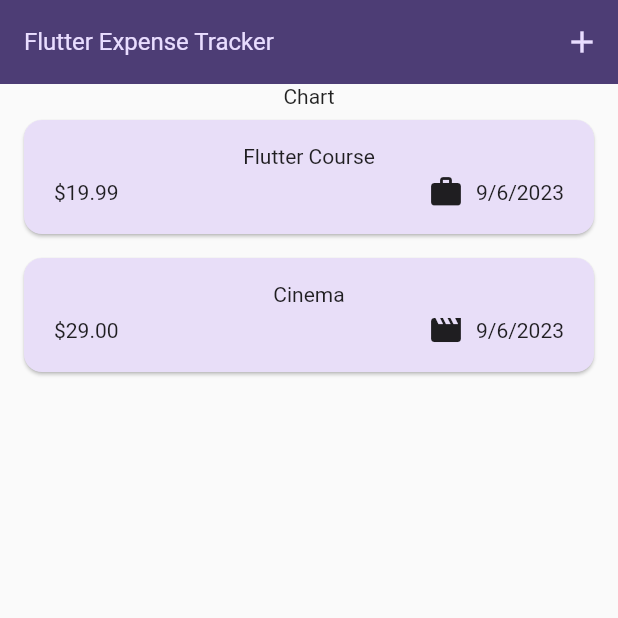
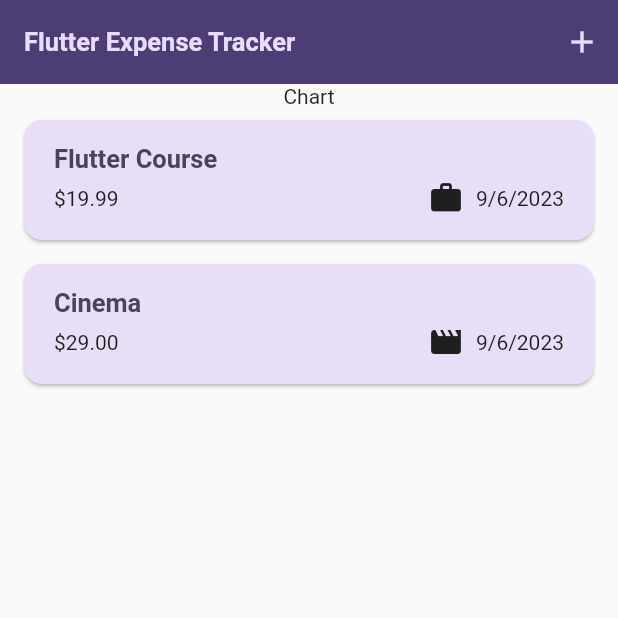
Before and after one commit to manuelarmasme/expense_tracker, a Flutter app: the screen it shows after launch, on a phone screen of 412 x 824 dp, the top half of it. Run offline on Flutter 3.47's test engine with Material 2 defaults, Android fonts, the phone set to English and light mode, and no system bars.

```diff
--- a/lib/widgets/expenses_list/expense_item.dart
+++ b/lib/widgets/expenses_list/expense_item.dart
@@ -2,7 +2,7 @@ import 'package:flutter/material.dart';
 
 import 'package:expense_tracker/models/expense.dart';
 
-class ExpenseItem extends StatelessWidget{
+class ExpenseItem extends StatelessWidget {
   const ExpenseItem(this.expense, {super.key});
 
   //this variable is type expense which it has all the properties that an expense has
@@ -12,14 +12,18 @@ class ExpenseItem extends StatelessWidget{
   Widget build(BuildContext context) {
     return Card(
       child: Padding(
-        padding: const EdgeInsets.symmetric(
-          vertical: 16,
-          horizontal: 20
-        ),
+        padding: const EdgeInsets.symmetric(vertical: 16, horizontal: 20),
         child: Column(
+          crossAxisAlignment: CrossAxisAlignment.start,
           children: [
-            Text(expense.title),
-            const SizedBox(height: 4,),
+            Text(
+              expense.title,
+              // with style using Theme of we are accesing to the global styles that we set up before
+              style: Theme.of(context).textTheme.titleLarge,
+            ),
+            const SizedBox(
+              height: 4,
+            ),
             Row(
               children: [
                 //${} this tells flutter that we are using the whole expresion
@@ -32,7 +36,9 @@ class ExpenseItem extends StatelessWidget{
                 Row(
                   children: [
                     Icon(categoryIcons[expense.category]),
-                    const SizedBox(width: 8,),
+                    const SizedBox(
+                      width: 8,
+                    ),
                     Text('${expense.formattedDate}')
                   ],
                 )
--- a/lib/widgets/expenses_list/expenses_list.dart
+++ b/lib/widgets/expenses_list/expenses_list.dart
@@ -4,7 +4,8 @@ import 'package:expense_tracker/models/expense.dart';
 import 'package:expense_tracker/widgets/expenses_list/expense_item.dart';
 
 class ExpensesList extends StatelessWidget {
-  const ExpensesList({super.key, required this.expenses, required this.onRemoveExpense});
+  const ExpensesList(
+      {super.key, required this.expenses, required this.onRemoveExpense});
 
   final List<Expense> expenses;
 
@@ -26,7 +27,13 @@ class ExpensesList extends StatelessWidget {
         //ctx => context
         itemBuilder: (ctx, index) => Dismissible(
               key: ValueKey(expenses[index]),
-              onDismissed: (direction){
+              background: Container(
+                color: Theme.of(context).colorScheme.error.withOpacity(0.75),
+                margin: EdgeInsets.symmetric(
+                  horizontal: Theme.of(context).cardTheme.margin!.horizontal,
+                ),
+              ),
+              onDismissed: (direction) {
                 onRemoveExpense(expenses[index]);
               },
               child: ExpenseItem(expenses[index]),
```
Also changed, not shown: lib/main.dart (+30 -16 lines), lib/models/expense.dart (+38 -9 lines).
